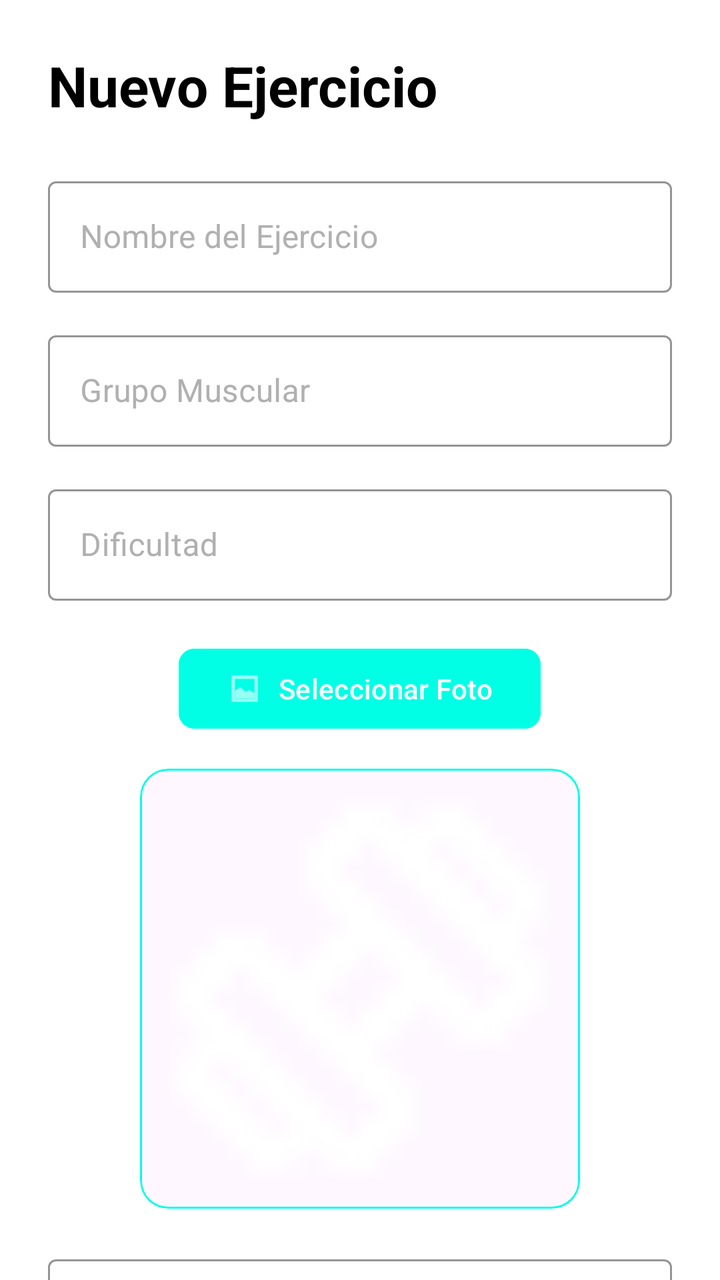
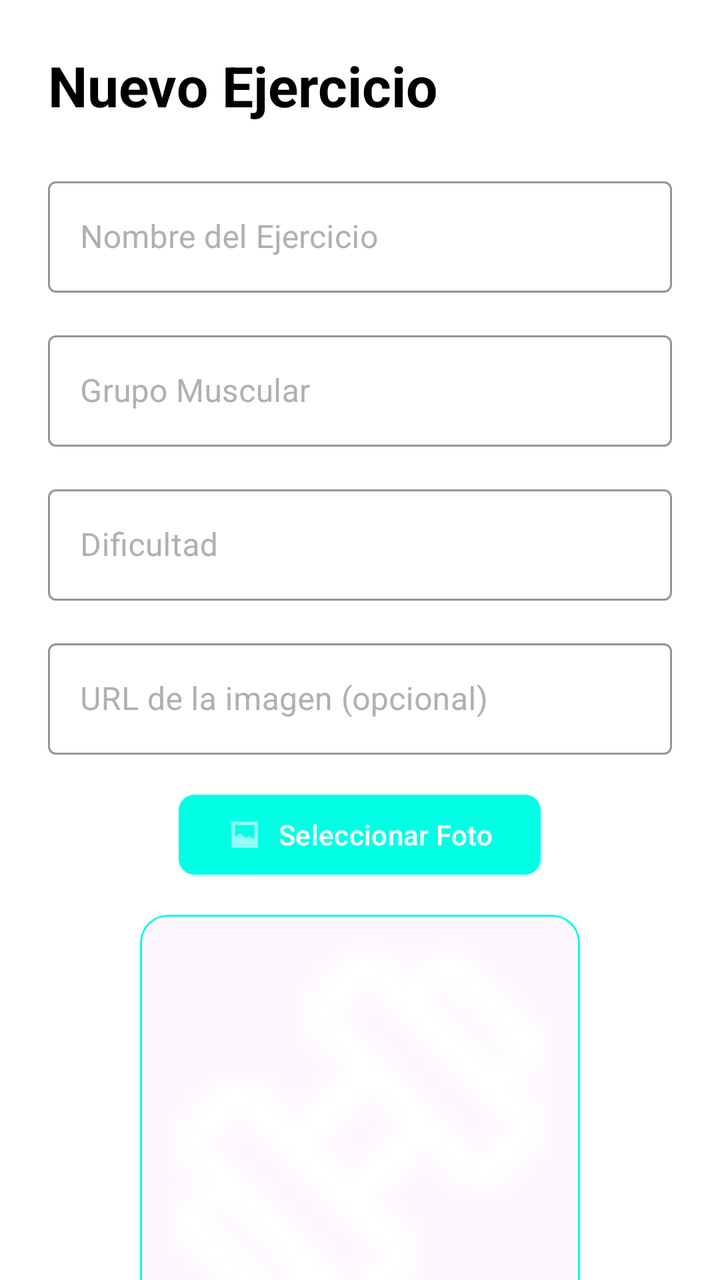

The first picture is an Android layout as it rendered before a commit; the second is the same layout after the commit. The layout source and the unified diff follow.
<!-- AndroidManifest.xml: application theme Theme.FitJourney -->
<!-- res/layout/fragment_form_exercise.xml -->
<?xml version="1.0" encoding="utf-8"?>
<androidx.core.widget.NestedScrollView
    xmlns:android="http://schemas.android.com/apk/res/android"
    xmlns:app="http://schemas.android.com/apk/res-auto"
    xmlns:tools="http://schemas.android.com/tools"
    android:layout_width="match_parent"
    android:layout_height="match_parent"
    android:background="@color/fondo"
    android:fillViewport="true">

    <androidx.constraintlayout.widget.ConstraintLayout
        android:layout_width="match_parent"
        android:layout_height="wrap_content"
        android:padding="24dp">

        <TextView
            android:id="@+id/tvFormTitle"
            android:layout_width="wrap_content"
            android:layout_height="wrap_content"
            android:text="@string/new_exercise"
            android:textColor="@color/text"
            android:textSize="28sp"
            android:textStyle="bold"
            app:layout_constraintStart_toStartOf="parent"
            app:layout_constraintTop_toTopOf="parent" />

        <com.google.android.material.textfield.TextInputLayout
            android:id="@+id/tilName"
            style="@style/Widget.MaterialComponents.TextInputLayout.OutlinedBox"
            android:layout_width="match_parent"
            android:layout_height="wrap_content"
            android:layout_marginTop="24dp"
            android:hint="@string/exercise_name"
            android:textColorHint="#B0B0B0"
            app:boxStrokeColor="@color/mainazul"
            app:hintTextColor="@color/mainazul"
            app:layout_constraintTop_toBottomOf="@id/tvFormTitle">

            <com.google.android.material.textfield.TextInputEditText
                android:id="@+id/etName"
                android:layout_width="match_parent"
                android:layout_height="wrap_content"
                android:inputType="textCapSentences"
                android:textColor="@color/text" />
        </com.google.android.material.textfield.TextInputLayout>

        <com.google.android.material.textfield.TextInputLayout
            android:id="@+id/tilMuscle"
            style="@style/Widget.MaterialComponents.TextInputLayout.OutlinedBox"
            android:layout_width="match_parent"
            android:layout_height="wrap_content"
            android:layout_marginTop="16dp"
            android:hint="@string/muscle_group"
            android:textColorHint="#B0B0B0"
            app:boxStrokeColor="@color/mainazul"
            app:hintTextColor="@color/mainazul"
            app:layout_constraintTop_toBottomOf="@id/tilName">

            <com.google.android.material.textfield.TextInputEditText
                android:id="@+id/etMuscle"
                android:layout_width="match_parent"
                android:layout_height="wrap_content"
                android:inputType="textCapWords"
                android:textColor="@color/text" />
        </com.google.android.material.textfield.TextInputLayout>

        <com.google.android.material.textfield.TextInputLayout
            android:id="@+id/tilDifficulty"
            style="@style/Widget.MaterialComponents.TextInputLayout.OutlinedBox"
            android:layout_width="match_parent"
            android:layout_height="wrap_content"
            android:layout_marginTop="16dp"
            android:hint="@string/difficulty"
            android:textColorHint="#B0B0B0"
            app:boxStrokeColor="@color/mainazul"
            app:hintTextColor="@color/mainazul"
            app:layout_constraintTop_toBottomOf="@id/tilMuscle">

            <com.google.android.material.textfield.TextInputEditText
                android:id="@+id/etDifficulty"
                android:layout_width="match_parent"
                android:layout_height="wrap_content"
                android:inputType="textCapWords"
                android:textColor="@color/text" />
        </com.google.android.material.textfield.TextInputLayout>

        <LinearLayout
            android:id="@+id/layoutImage"
            android:layout_width="match_parent"
            android:layout_height="wrap_content"
            android:layout_marginTop="20dp"
            android:gravity="center"
            android:orientation="vertical"
            app:layout_constraintTop_toBottomOf="@id/tilDifficulty">

            <com.google.android.material.button.MaterialButton
                android:id="@+id/btnSelectImage"
                android:layout_width="wrap_content"
                android:layout_height="wrap_content"
                android:backgroundTint="@color/mainazul"
                android:text="@string/choose_photo"
                app:icon="@android:drawable/ic_menu_gallery"
                app:cornerRadius="8dp" />

            <com.google.android.material.card.MaterialCardView
                android:layout_width="220dp"
                android:layout_height="220dp"
                android:layout_marginTop="16dp"
                app:cardCornerRadius="14dp"
                app:cardElevation="0dp"
                app:strokeColor="@color/mainazul"
                app:strokeWidth="1dp">

                <ImageView
                    android:id="@+id/ivPreview"
                    android:layout_width="match_parent"
                    android:layout_height="match_parent"
                    android:background="?attr/colorSurface"
                    android:scaleType="centerCrop"
                    android:src="@drawable/ic_ejercicios" />
            </com.google.android.material.card.MaterialCardView>
        </LinearLayout>

        <com.google.android.material.textfield.TextInputLayout
            android:id="@+id/tilDescription"
            style="@style/Widget.MaterialComponents.TextInputLayout.OutlinedBox"
            android:layout_width="match_parent"
            android:layout_height="wrap_content"
            android:layout_marginTop="20dp"
            android:hint="@string/description"
            android:textColorHint="#B0B0B0"
            app:boxStrokeColor="@color/mainazul"
            app:hintTextColor="@color/mainazul"
            app:layout_constraintTop_toBottomOf="@id/layoutImage">

            <com.google.android.material.textfield.TextInputEditText
                android:id="@+id/etDescription"
                android:layout_width="match_parent"
                android:layout_height="wrap_content"
                android:gravity="top"
                android:inputType="textMultiLine"
                android:minLines="5"
                android:textColor="@color/text" />
        </com.google.android.material.textfield.TextInputLayout>

        <com.google.android.material.button.MaterialButton
            android:id="@+id/btnSave"
            android:layout_width="match_parent"
            android:layout_height="60dp"
            android:layout_marginTop="32dp"
            android:layout_marginBottom="16dp"
            android:backgroundTint="@color/mainrosa"
            android:text="@string/save"
            android:textColor="@color/text"
            android:textSize="16sp"
            android:textStyle="bold"
            app:cornerRadius="12dp"
            app:layout_constraintBottom_toBottomOf="parent"
            app:layout_constraintTop_toBottomOf="@id/tilDescription"
            app:layout_constraintVertical_bias="1.0" />

    </androidx.constraintlayout.widget.ConstraintLayout>
</androidx.core.widget.NestedScrollView>
<!-- resources referenced by this layout -->
<resources>
  <color name="fondo">#FFFFFF</color>
  <color name="mainazul">#00FFE5</color>
  <color name="mainrosa">#FF00DD</color>
  <color name="text">#000000</color>
  <!-- drawable ic_ejercicios: png bitmap (drawable, 567 bytes) -->
  <string name="choose_photo">Seleccionar Foto</string>
  <string name="description">Descripción:Separe con puntos las instrucciones</string>
  <string name="difficulty">Dificultad</string>
  <string name="exercise_name">Nombre del Ejercicio</string>
  <string name="muscle_group">Grupo Muscular</string>
  <string name="new_exercise">Nuevo Ejercicio</string>
  <string name="save">Guardar</string>
  <style name="Theme.FitJourney" parent="Base.Theme.FitJourney">
  
      <item name="android:statusBarColor">@color/fondo</item>
  
      <item name="android:windowLightStatusBar">true</item>
  
      </style>
  <style name="Base.Theme.FitJourney" parent="Theme.Material3.DayNight.NoActionBar">
  
      </style>
</resources>

<!-- the commit's change to res/layout/fragment_form_exercise.xml (unified diff, before → after) -->
@@ -84,14 +84,34 @@
                 android:textColor="@color/text" />
         </com.google.android.material.textfield.TextInputLayout>
 
+        <com.google.android.material.textfield.TextInputLayout
+            android:id="@+id/tilImageUrl"
+            style="@style/Widget.MaterialComponents.TextInputLayout.OutlinedBox"
+            android:layout_width="match_parent"
+            android:layout_height="wrap_content"
+            android:layout_marginTop="16dp"
+            android:hint="URL de la imagen (opcional)"
+            android:textColorHint="#B0B0B0"
+            app:boxStrokeColor="@color/mainazul"
+            app:hintTextColor="@color/mainazul"
+            app:layout_constraintTop_toBottomOf="@id/tilDifficulty">
+
+            <com.google.android.material.textfield.TextInputEditText
+                android:id="@+id/etImageUrl"
+                android:layout_width="match_parent"
+                android:layout_height="wrap_content"
+                android:inputType="textUri"
+                android:textColor="@color/text" />
+        </com.google.android.material.textfield.TextInputLayout>
+
         <LinearLayout
             android:id="@+id/layoutImage"
             android:layout_width="match_parent"
             android:layout_height="wrap_content"
-            android:layout_marginTop="20dp"
+            android:layout_marginTop="16dp"
             android:gravity="center"
             android:orientation="vertical"
-            app:layout_constraintTop_toBottomOf="@id/tilDifficulty">
+            app:layout_constraintTop_toBottomOf="@id/tilImageUrl">
 
             <com.google.android.material.button.MaterialButton
                 android:id="@+id/btnSelectImage"
